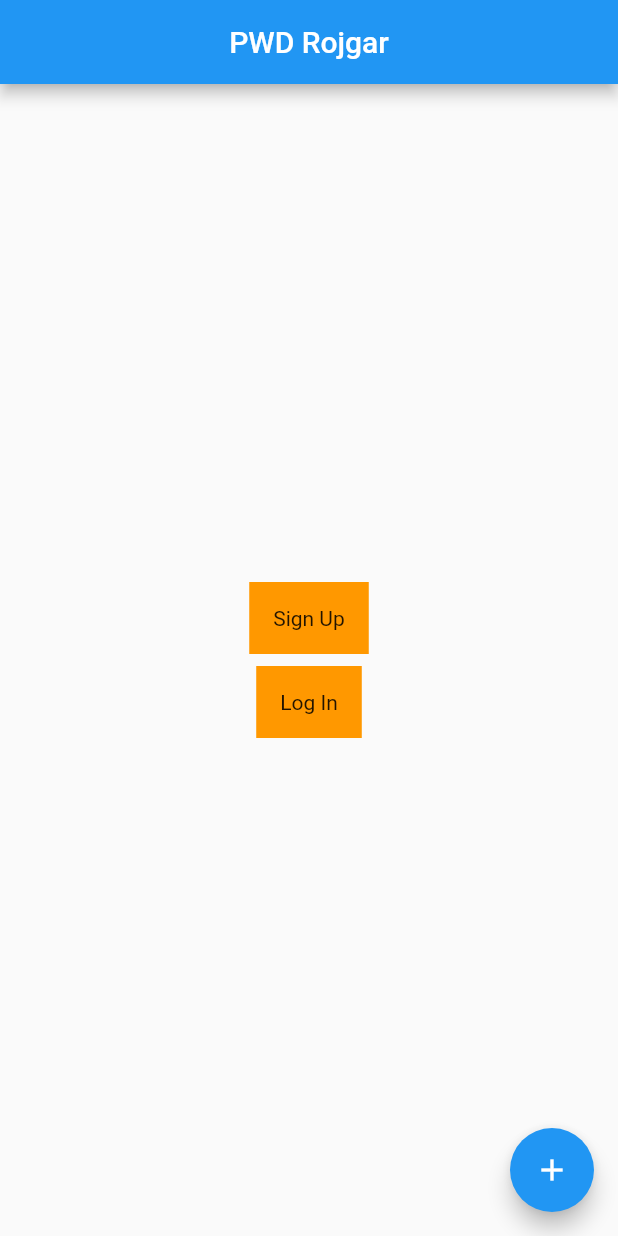
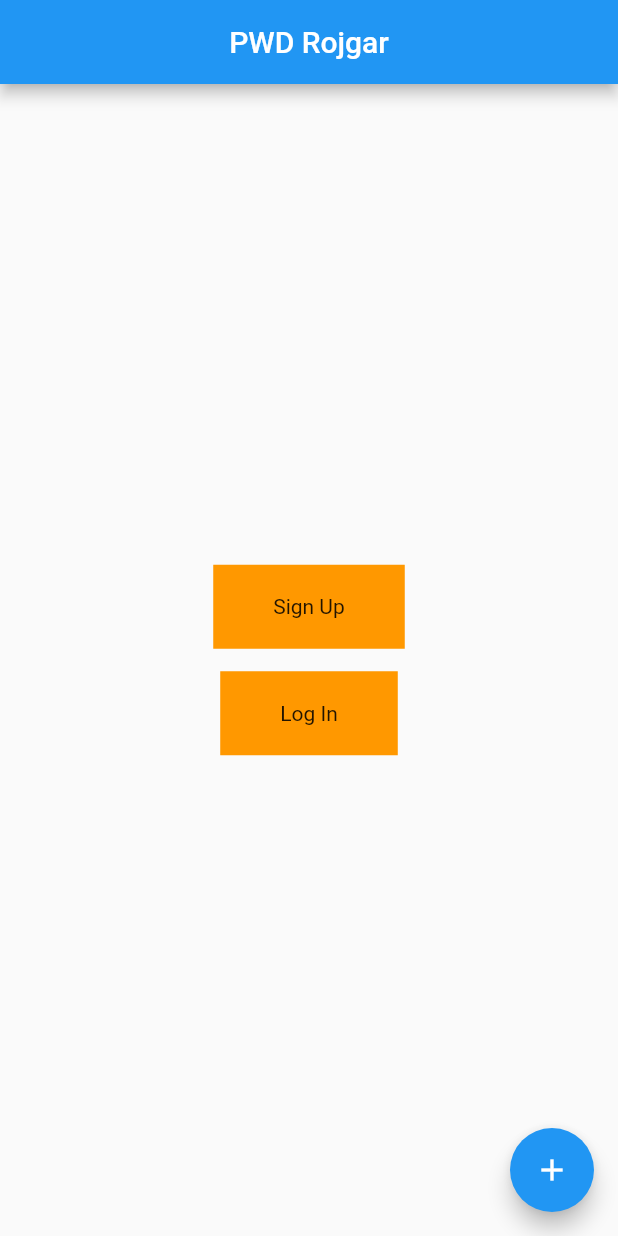
Before and after one commit to nimeshgarg/Makethon3077, a Flutter app: the screen it shows after launch, on a phone screen of 412 x 824 dp. Run offline on Flutter 3.47's test engine with Material 2 defaults, Android fonts, the phone set to English and light mode, and no system bars.

Commit message:
Login and Signup

```diff
--- a/lib/main.dart
+++ b/lib/main.dart
@@ -47,7 +47,7 @@ class _MyHomePageState extends State<MyHomePage> {
           children: [
             btn_create("Sign Up"),
             SizedBox(
-              height: 8.0,
+              height: 15.0,
             ),
             btn_create("Log In")
           ],
@@ -71,7 +71,7 @@ class btn_create extends StatelessWidget {
     return DecoratedBox(
         decoration: BoxDecoration(color: Colors.orange),
         child: Padding(
-          padding: const EdgeInsets.all(16.0),
+          padding: const EdgeInsets.fromLTRB(40.0, 20.0, 40.0, 20.0),
           child: Text(name),
         ));
   }
```
